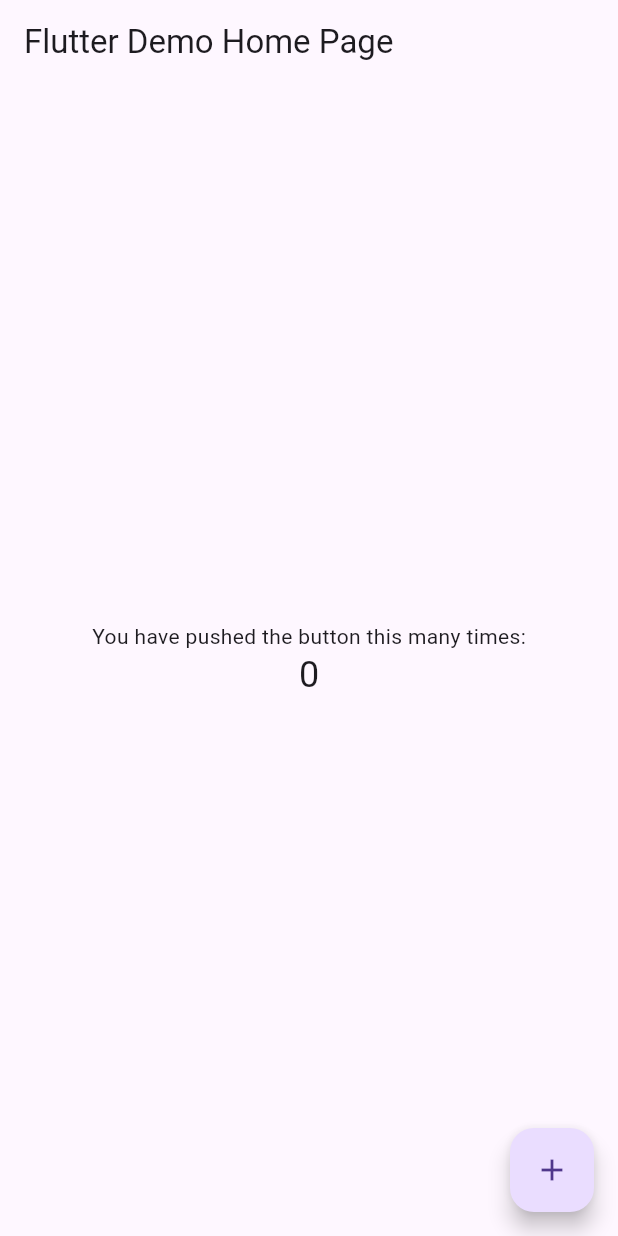
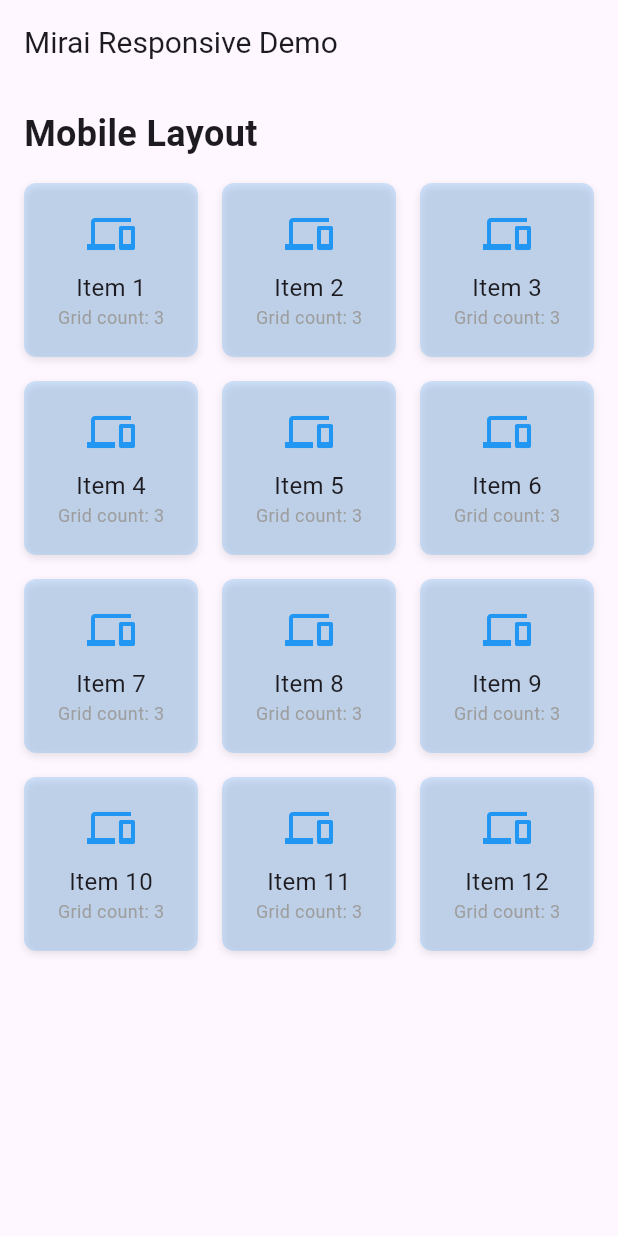
Before and after one commit to hamzamirai/mirai_responsive, a Flutter app: the screen it shows after launch, on a phone screen of 412 x 824 dp. Run offline on Flutter 3.47's test engine with Material 3 defaults, Android fonts, the phone set to English and light mode, and no system bars.

Commit message:
refactor: optimize responsive grid system and improve documentation
- Replace WidgetsBinding with LayoutBuilder for better constraint management
- Streamline grid column calculations with defined breakpoints:
  • ≤380px: 2 columns
  • ≤500px: 3 columns
  • ≤840px: 4 columns
  • ≤1200px: 5 columns
  • >1200px: 6 columns
- Update README with comprehensive grid system documentation
- Add detailed screen size categories and breakpoints

```diff
--- a/example/lib/main.dart
+++ b/example/lib/main.dart
@@ -1,113 +1,250 @@
 import 'package:flutter/material.dart';
+import 'package:mirai_responsive/mirai_responsive.dart';
 
 void main() {
-  runApp(MyApp());
+  runApp(const MyApp());
 }
 
 class MyApp extends StatelessWidget {
-  // This widget is the root of your application.
+  const MyApp({Key? key}) : super(key: key);
+
   @override
   Widget build(BuildContext context) {
     return MaterialApp(
-      title: 'Flutter Demo',
+      title: 'Mirai Responsive Demo',
       theme: ThemeData(
-        // This is the theme of your application.
-        //
-        // Try running your application with "flutter run". You'll see the
-        // application has a blue toolbar. Then, without quitting the app, try
-        // changing the primarySwatch below to Colors.green and then invoke
-        // "hot reload" (press "r" in the console where you ran "flutter run",
-        // or simply save your changes to "hot reload" in a Flutter IDE).
-        // Notice that the counter didn't reset back to zero; the application
-        // is not restarted.
         primarySwatch: Colors.blue,
       ),
-      home: MyHomePage(title: 'Flutter Demo Home Page'),
+      home: const MyHomePage(),
     );
   }
 }
 
 class MyHomePage extends StatefulWidget {
-  MyHomePage({Key? key, required this.title}) : super(key: key);
-
-  // This widget is the home page of your application. It is stateful, meaning
-  // that it has a State object (defined below) that contains fields that affect
-  // how it looks.
-
-  // This class is the configuration for the state. It holds the values (in this
-  // case the title) provided by the parent (in this case the App widget) and
-  // used by the build method of the State. Fields in a Widget subclass are
-  // always marked "final".
-
-  final String title;
+  const MyHomePage({Key? key}) : super(key: key);
 
   @override
-  _MyHomePageState createState() => _MyHomePageState();
+  State<MyHomePage> createState() => _MyHomePageState();
 }
 
 class _MyHomePageState extends State<MyHomePage> {
-  int _counter = 0;
+  @override
+  Widget build(BuildContext context) {
+    return Scaffold(
+      appBar: AppBar(
+        title: Text(
+          'Mirai Responsive Demo',
+          style: TextStyle(
+            fontSize: MiraiSize.textSize20,
+          ),
+        ),
+      ),
+      body: LayoutBuilder(
+        builder: (BuildContext context, BoxConstraints constraints) {
+          MiraiSize().init(
+            constraints: constraints,
+          );
 
-  void _incrementCounter() {
-    setState(() {
-      // This call to setState tells the Flutter framework that something has
-      // changed in this State, which causes it to rerun the build method below
-      // so that the display can reflect the updated values. If we changed
-      // _counter without calling setState(), then the build method would not be
-      // called again, and so nothing would appear to happen.
-      _counter++;
-    });
+          return MiraiResponsive(
+            key: ValueKey<String>('layout_${MiraiSize.responsiveEnum.toString()}'),
+            mobile: const MobileLayout(),
+            landscapeMobileLayout: const MobileLandscapeLayout(),
+            tablet: const TabletLayout(),
+            landscapeTabletLayout: const TabletLandscapeLayout(),
+            desktop: const DesktopLayout(),
+          );
+        },
+      ),
+    );
   }
+}
+
+// Reusable grid component
+class ResponsiveGrid extends StatelessWidget {
+  const ResponsiveGrid({Key? key}) : super(key: key);
 
   @override
   Widget build(BuildContext context) {
-    // This method is rerun every time setState is called, for instance as done
-    // by the _incrementCounter method above.
-    //
-    // The Flutter framework has been optimized to make rerunning build methods
-    // fast, so that you can just rebuild anything that needs updating rather
-    // than having to individually change instances of widgets.
-    return Scaffold(
-      appBar: AppBar(
-        // Here we take the value from the MyHomePage object that was created by
-        // the App.build method, and use it to set our appbar title.
-        title: Text(widget.title),
+    return GridView.builder(
+      shrinkWrap: true,
+      physics: const NeverScrollableScrollPhysics(),
+      gridDelegate: SliverGridDelegateWithFixedCrossAxisCount(
+        crossAxisCount: MiraiSize.gridCount,
+        crossAxisSpacing: MiraiSize.space16,
+        mainAxisSpacing: MiraiSize.space16,
       ),
-      body: Center(
-        // Center is a layout widget. It takes a single child and positions it
-        // in the middle of the parent.
+      itemCount: 12,
+      itemBuilder: (BuildContext context, int index) {
+        return Container(
+          decoration: BoxDecoration(
+            color: Colors.blue.withOpacity(0.2),
+            borderRadius: BorderRadius.circular(MiraiSize.radius8),
+            boxShadow: <BoxShadow>[
+              BoxShadow(
+                color: Colors.black.withOpacity(0.1),
+                blurRadius: MiraiSize.radius4,
+                offset: Offset(0, MiraiSize.space2),
+              ),
+            ],
+          ),
+          child: Center(
             child: Column(
-          // Column is also a layout widget. It takes a list of children and
-          // arranges them vertically. By default, it sizes itself to fit its
-          // children horizontally, and tries to be as tall as its parent.
-          //
-          // Invoke "debug painting" (press "p" in the console, choose the
-          // "Toggle Debug Paint" action from the Flutter Inspector in Android
-          // Studio, or the "Toggle Debug Paint" command in Visual Studio Code)
-          // to see the wireframe for each widget.
-          //
-          // Column has various properties to control how it sizes itself and
-          // how it positions its children. Here we use mainAxisAlignment to
-          // center the children vertically; the main axis here is the vertical
-          // axis because Columns are vertical (the cross axis would be
-          // horizontal).
               mainAxisAlignment: MainAxisAlignment.center,
               children: <Widget>[
+                Icon(
+                  Icons.devices,
+                  size: MiraiSize.iconSize32,
+                  color: Colors.blue,
+                ),
+                SizedBox(height: MiraiSize.space8),
                 Text(
-              'You have pushed the button this many times:',
+                  'Item ${index + 1}',
+                  style: TextStyle(
+                    fontSize: MiraiSize.textSize16,
+                  ),
                 ),
                 Text(
-              '$_counter',
-              style: Theme.of(context).textTheme.headlineSmall,
+                  'Grid count: ${MiraiSize.gridCount}',
+                  style: TextStyle(
+                    fontSize: MiraiSize.textSize12,
+                    color: Colors.grey,
+                  ),
                 ),
               ],
             ),
           ),
-      floatingActionButton: FloatingActionButton(
-        onPressed: _incrementCounter,
-        tooltip: 'Increment',
-        child: Icon(Icons.add),
-      ), // This trailing comma makes auto-formatting nicer for build methods.
+        );
+      },
     );
   }
 }
+
+// Mobile Layout Component
+class MobileLayout extends StatelessWidget {
+  const MobileLayout({Key? key}) : super(key: key);
+
+  @override
+  Widget build(BuildContext context) {
+    return SingleChildScrollView(
+      padding: EdgeInsets.all(MiraiSize.space16),
+      child: Column(
+        crossAxisAlignment: CrossAxisAlignment.start,
+        children: <Widget>[
+          Text(
+            'Mobile Layout',
+            style: TextStyle(
+              fontSize: MiraiSize.textSize24,
+              fontWeight: FontWeight.bold,
+            ),
+          ),
+          SizedBox(height: MiraiSize.space16),
+          const ResponsiveGrid(),
+        ],
+      ),
+    );
+  }
+}
+
+// Mobile Landscape Layout Component
+class MobileLandscapeLayout extends StatelessWidget {
+  const MobileLandscapeLayout({Key? key}) : super(key: key);
+
+  @override
+  Widget build(BuildContext context) {
+    return SingleChildScrollView(
+      padding: EdgeInsets.all(MiraiSize.space16),
+      child: Column(
+        crossAxisAlignment: CrossAxisAlignment.start,
+        children: <Widget>[
+          Text(
+            'Landscape Mobile Layout',
+            style: TextStyle(
+              fontSize: MiraiSize.textSize24,
+              fontWeight: FontWeight.bold,
+            ),
+          ),
+          SizedBox(height: MiraiSize.space16),
+          const ResponsiveGrid(),
+        ],
+      ),
+    );
+  }
+}
+
+// Tablet Layout Component
+class TabletLayout extends StatelessWidget {
+  const TabletLayout({Key? key}) : super(key: key);
+
+  @override
+  Widget build(BuildContext context) {
+    return SingleChildScrollView(
+      padding: EdgeInsets.all(MiraiSize.space20),
+      child: Column(
+        crossAxisAlignment: CrossAxisAlignment.start,
+        children: <Widget>[
+          Text(
+            'Tablet Layout',
+            style: TextStyle(
+              fontSize: MiraiSize.textSize28,
+              fontWeight: FontWeight.bold,
+            ),
+          ),
+          SizedBox(height: MiraiSize.space20),
+          const ResponsiveGrid(),
+        ],
+      ),
+    );
+  }
+}
+
+// Tablet Landscape Layout Component
+class TabletLandscapeLayout extends StatelessWidget {
+  const TabletLandscapeLayout({Key? key}) : super(key: key);
+
+  @override
+  Widget build(BuildContext context) {
+    return SingleChildScrollView(
+      padding: EdgeInsets.all(MiraiSize.space20),
+      child: Column(
+        crossAxisAlignment: CrossAxisAlignment.start,
+        children: <Widget>[
+          Text(
+            'Landscape Tablet Layout',
+            style: TextStyle(
+              fontSize: MiraiSize.textSize28,
+              fontWeight: FontWeight.bold,
+            ),
+          ),
+          SizedBox(height: MiraiSize.space20),
+          const ResponsiveGrid(),
+        ],
+      ),
+    );
+  }
+}
+
+// Desktop Layout Component
+class DesktopLayout extends StatelessWidget {
+  const DesktopLayout({Key? key}) : super(key: key);
+
+  @override
+  Widget build(BuildContext context) {
+    return SingleChildScrollView(
+      padding: EdgeInsets.all(MiraiSize.space24),
+      child: Column(
+        crossAxisAlignment: CrossAxisAlignment.start,
+        children: <Widget>[
+          Text(
+            'Desktop Layout',
+            style: TextStyle(
+              fontSize: MiraiSize.textSize32,
+              fontWeight: FontWeight.bold,
+            ),
+          ),
+          SizedBox(height: MiraiSize.space24),
+          const ResponsiveGrid(),
+        ],
+      ),
+    );
+  }
+}
--- a/example/pubspec.yaml
+++ b/example/pubspec.yaml
@@ -18,7 +18,7 @@ publish_to: 'none' # Remove this line if you wish to publish to pub.dev
 version: 1.0.0+1
 
 environment:
-  sdk: ">=3.5.3 <4.0.0"
+  sdk: ">=3.5.4 <4.0.0"
 
 dependencies:
   flutter:
--- a/lib/mirai_responsive.dart
+++ b/lib/mirai_responsive.dart
@@ -1,7 +1,7 @@
 library mirai_responsive;
 
 /*
-* Created By Mirai Devs.
+* Created By MiraiDevs.
 * On 8/18/2021.
 */
 
--- a/lib/src/mirai_responsive.dart
+++ b/lib/src/mirai_responsive.dart
@@ -3,7 +3,7 @@ import 'dart:io';
 import 'package:flutter/material.dart';
 
 /*
-* Created By Mirai Devs.
+* Created By MiraiDevs.
 * On 8/18/2021.
 */
 
--- a/lib/src/utils/enums.dart
+++ b/lib/src/utils/enums.dart
@@ -1,5 +1,5 @@
 /*
-* Created By Mirai Devs.
+* Created By MiraiDevs.
 * On 15/8/2022.
 */
 
--- a/pubspec.yaml
+++ b/pubspec.yaml
@@ -4,7 +4,7 @@ version: 0.0.3+1
 homepage: https://github.com/devhch/mirai_responsive
 
 environment:
-  sdk: ">=3.5.3 <4.0.0"
+  sdk: ">=3.5.4 <4.0.0"
   flutter: ">=1.17.0"
 
 dependencies:
```
Also changed, not shown: example/analysis_options.yaml (added, +29 -0 lines), lib/src/controllers/mirai_size.dart (+42 -86 lines), example/pubspec.lock, pubspec.lock, 92 other files. Lines whose indentation alone changed are shown as unchanged.
